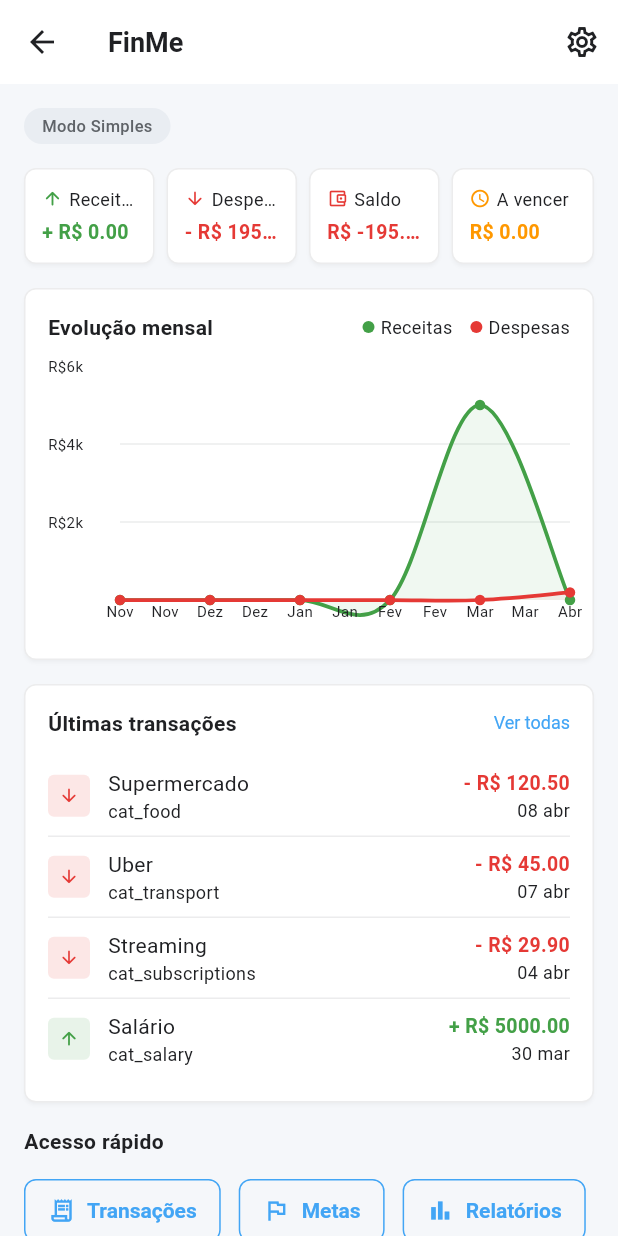
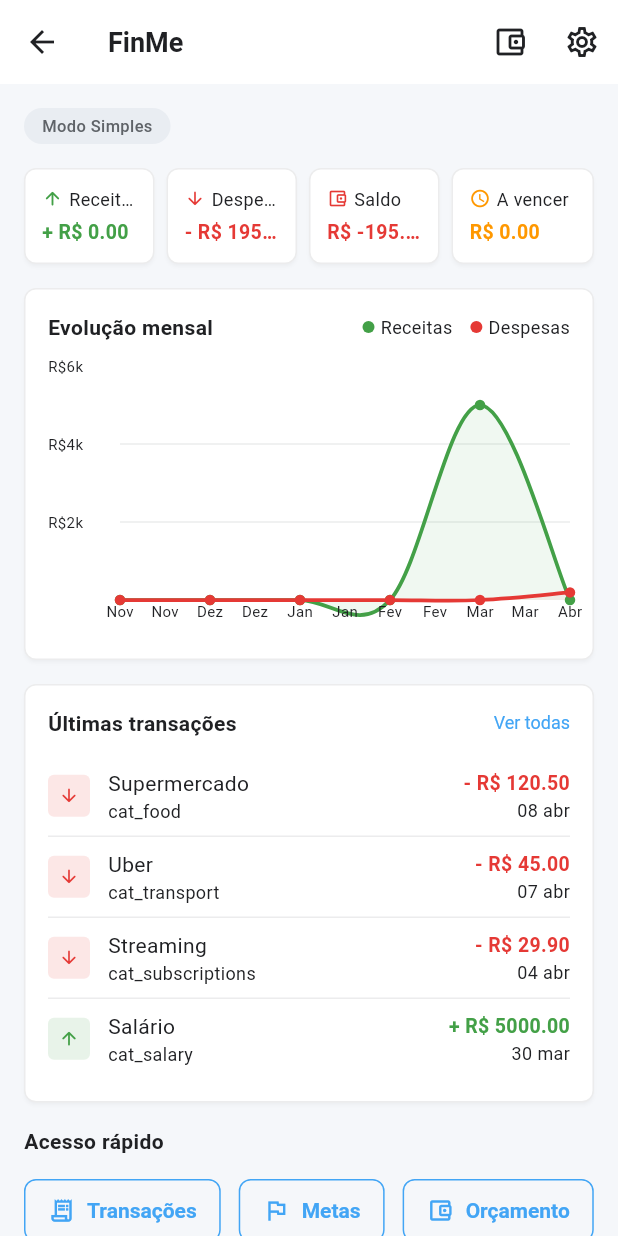
Before and after one commit to hiraokagabriel/FinMe, a Flutter app: the DashboardPage screen opened directly, on a phone screen of 412 x 824 dp. Run offline on Flutter 3.47's test engine with Material 3 defaults, Android fonts, the phone set to English and light mode, and no system bars; drawn by our look-alikes of fl_chart; our stand-ins replace csv, hive, hive_flutter; missing offline and left inert: file_selector; accounts and stored records are empty.

Commit message:
feat(dashboard): adiciona acesso rápido a /budget no dashboard

```diff
--- a/lib/features/dashboard/presentation/dashboard_page.dart
+++ b/lib/features/dashboard/presentation/dashboard_page.dart
@@ -104,6 +104,12 @@
           appBar: AppBar(
             title: const Text('FinMe'),
             actions: [
+              IconButton(
+                tooltip: 'Orçamento',
+                icon: const Icon(Icons.account_balance_wallet_outlined),
+                onPressed: () =>
+                    Navigator.of(context).pushNamed(AppRouter.budget),
+              ),
               IconButton(
                 tooltip: 'Configurações',
                 icon: const Icon(Icons.settings_outlined),
@@ -353,6 +359,12 @@
             ),
             OutlinedButton.icon(
               onPressed: () =>
+                  Navigator.of(context).pushNamed(AppRouter.budget),
+              icon: const Icon(Icons.account_balance_wallet_outlined),
+              label: const Text('Orçamento'),
+            ),
+            OutlinedButton.icon(
+              onPressed: () =>
                   Navigator.of(context).pushNamed(AppRouter.reports),
               icon: const Icon(Icons.bar_chart_outlined),
               label: const Text('Relatórios'),
@@ -399,9 +411,7 @@
         isIncome ? AppColors.limitLow : AppColors.danger;
     final amountPrefix = isIncome ? '+ R\$' : '- R\$';
 
-    // Usa description com fallback para string vazia se nulo
     final descriptionText = transaction.description ?? '';
-    // Usa categoryId com fallback para string vazia se nulo
     final categoryText = transaction.categoryId ?? '';
 
     return Column(
@@ -411,7 +421,6 @@
               const EdgeInsets.symmetric(vertical: AppSpacing.sm),
           child: Row(
             children: [
-              // Ícone de tipo
               Container(
                 width: 28,
                 height: 28,
@@ -429,7 +438,6 @@
                 ),
               ),
               const SizedBox(width: AppSpacing.md),
-              // Descrição + categoryId como fallback visual
               Expanded(
                 child: Column(
                   crossAxisAlignment: CrossAxisAlignment.start,
@@ -453,7 +461,6 @@
                 ),
               ),
               const SizedBox(width: AppSpacing.md),
-              // Data + valor
               Column(
                 crossAxisAlignment: CrossAxisAlignment.end,
                 children: [
```
